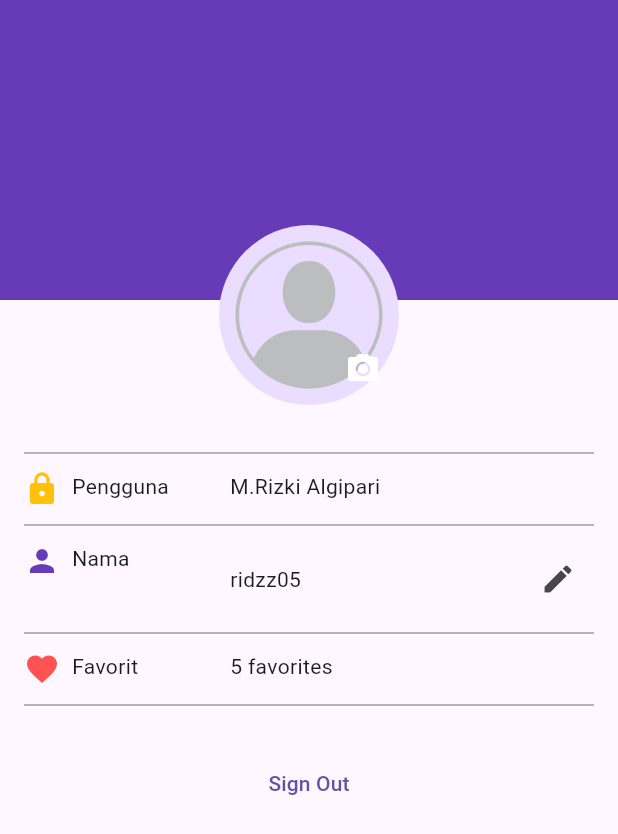
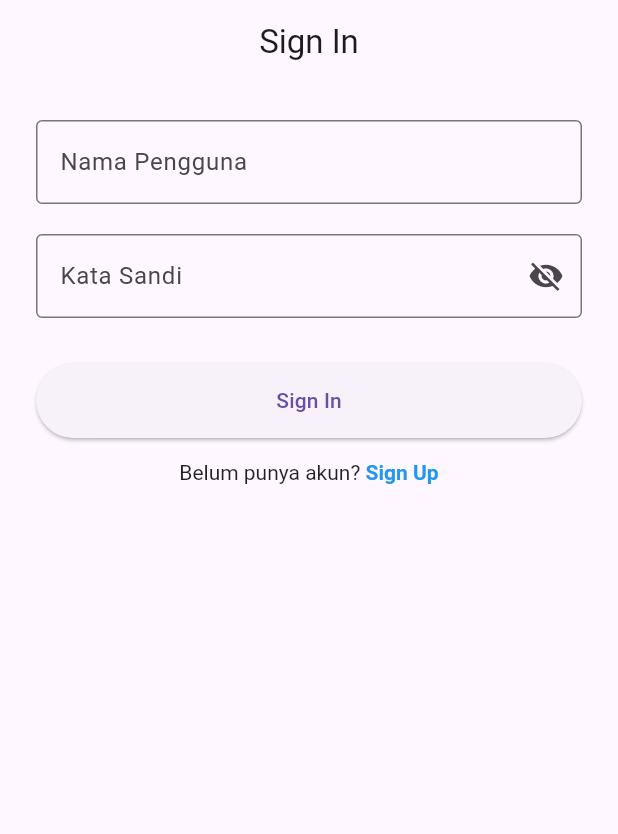
Before and after one commit to Ridzz05/wisata_candi_mrizki_algipari, a Flutter app: the screen it shows after launch, on a phone screen of 412 x 824 dp. Shown: the top 834 px of the screen. Run offline on Flutter 3.47's test engine with Material 3 defaults, Android fonts, the phone set to English and light mode, and no system bars; our stand-ins replace cached_network_image.

Commit message:
pria sigma

```diff
--- a/lib/main.dart
+++ b/lib/main.dart
@@ -1,5 +1,5 @@
 import 'package:flutter/material.dart';
-import 'package:wisata_candi_mrizki_algipari/screens/profile_screen.dart';
+import 'package:wisata_candi_mrizki_algipari/screens/signin_screen.dart';
 
 void main() {
   runApp(const MyApp());
@@ -16,7 +16,8 @@ class MyApp extends StatelessWidget {
       theme: ThemeData(
         primarySwatch: Colors.deepPurple,
       ),
-      home: ProfileScreen(),
+      home: SignInScreen(),
+      // home: ProfileScreen(),
       // home : DetailScreen(candi: candi, candilist[0],)
     );
   }
--- a/lib/screens/profile_screen.dart
+++ b/lib/screens/profile_screen.dart
@@ -10,9 +10,9 @@ class ProfileScreen extends StatefulWidget {
 
 class _ProfileScreenState extends State<ProfileScreen> {
   bool isSignedIn = true;
-  String fullName = "M.Rizki Algipari";
-  String userName = "ridzz05";
-  int favoriteCandiCount = 5;
+  String fullName = "";
+  String userName = "";
+  int favoriteCandiCount = 0;
 
   void toggleSignIn() {
     setState(() {
--- /dev/null
+++ b/lib/screens/signin_screen.dart
@@ -0,0 +1,203 @@
+import 'package:flutter/material.dart';
+import 'package:flutter/gestures.dart';
+
+void main() {
+  runApp(const MyApp());
+}
+
+class MyApp extends StatelessWidget {
+  const MyApp({super.key});
+
+  @override
+  Widget build(BuildContext context) {
+    return MaterialApp(
+      debugShowCheckedModeBanner: false,
+      title: 'Flutter Sign In',
+      theme: ThemeData(
+        primarySwatch: Colors.blue,
+        appBarTheme: const AppBarTheme(
+          backgroundColor: Colors.blueAccent,
+          foregroundColor: Colors.white,
+        ),
+      ),
+      home: const SignInScreen(),
+    );
+  }
+}
+
+class SignInScreen extends StatefulWidget {
+  const SignInScreen({super.key});
+
+  @override
+  State<SignInScreen> createState() => _SignInScreenState();
+}
+
+class _SignInScreenState extends State<SignInScreen> {
+  final _formKey = GlobalKey<FormState>();
+  final _usernameController = TextEditingController();
+  final _passwordController = TextEditingController();
+  bool _obscurePassword = true;
+
+  @override
+  Widget build(BuildContext context) {
+    return Scaffold(
+      appBar: AppBar(
+        title: const Text("Sign In"),
+        centerTitle: true,
+      ),
+      body: SingleChildScrollView(
+        padding: const EdgeInsets.all(24.0),
+        child: Form(
+          key: _formKey,
+          child: Column(
+            mainAxisAlignment: MainAxisAlignment.center,
+            crossAxisAlignment: CrossAxisAlignment.center,
+            children: [
+              TextFormField(
+                controller: _usernameController,
+                decoration: const InputDecoration(
+                  labelText: "Nama Pengguna",
+                  border: OutlineInputBorder(),
+                ),
+              ),
+              const SizedBox(height: 20),
+              TextFormField(
+                controller: _passwordController,
+                obscureText: _obscurePassword,
+                decoration: InputDecoration(
+                  labelText: "Kata Sandi",
+                  border: const OutlineInputBorder(),
+                  suffixIcon: IconButton(
+                    icon: Icon(_obscurePassword
+                        ? Icons.visibility_off
+                        : Icons.visibility),
+                    onPressed: () {
+                      setState(() {
+                        _obscurePassword = !_obscurePassword;
+                      });
+                    },
+                  ),
+                ),
+              ),
+              const SizedBox(height: 30),
+              ElevatedButton(
+                onPressed: () {
+                  // TODO: Implementasi Sign In nanti
+                },
+                style: ElevatedButton.styleFrom(
+                  minimumSize: const Size(double.infinity, 50),
+                ),
+                child: const Text("Sign In"),
+              ),
+              const SizedBox(height: 15),
+              RichText(
+                text: TextSpan(
+                  text: "Belum punya akun? ",
+                  style: const TextStyle(color: Colors.black87),
+                  children: [
+                    TextSpan(
+                      text: "Sign Up",
+                      style: const TextStyle(
+                          color: Colors.blue, fontWeight: FontWeight.bold),
+                      recognizer: TapGestureRecognizer()
+                        ..onTap = () {
+                          Navigator.push(
+                            context,
+                            MaterialPageRoute(
+                                builder: (context) => const SignUpScreen()),
+                          );
+                        },
+                    ),
+                  ],
+                ),
+              ),
+            ],
+          ),
+        ),
+      ),
+    );
+  }
+}
+
+// ===============================
+// Sign Up Screen
+// ===============================
+class SignUpScreen extends StatefulWidget {
+  const SignUpScreen({super.key});
+
+  @override
+  State<SignUpScreen> createState() => _SignUpScreenState();
+}
+
+class _SignUpScreenState extends State<SignUpScreen> {
+  final _formKey = GlobalKey<FormState>();
+  final _nameController = TextEditingController();
+  final _usernameController = TextEditingController();
+  final _passwordController = TextEditingController();
+
+  bool _obscurePassword = true;
+
+  @override
+  Widget build(BuildContext context) {
+    return Scaffold(
+      appBar: AppBar(
+        title: const Text("Sign Up"),
+        centerTitle: true,
+      ),
+      body: SingleChildScrollView(
+        padding: const EdgeInsets.all(24.0),
+        child: Form(
+          key: _formKey,
+          child: Column(
+            children: [
+              TextFormField(
+                controller: _nameController,
+                decoration: const InputDecoration(
+                  labelText: "Nama",
+                  border: OutlineInputBorder(),
+                ),
+              ),
+              const SizedBox(height: 20),
+              TextFormField(
+                controller: _usernameController,
+                decoration: const InputDecoration(
+                  labelText: "Nama Pengguna",
+                  border: OutlineInputBorder(),
+                ),
+              ),
+              const SizedBox(height: 20),
+              TextFormField(
+                controller: _passwordController,
+                obscureText: _obscurePassword,
+                decoration: InputDecoration(
+                  labelText: "Kata Sandi",
+                  border: const OutlineInputBorder(),
+                  suffixIcon: IconButton(
+                    icon: Icon(_obscurePassword
+                        ? Icons.visibility_off
+                        : Icons.visibility),
+                    onPressed: () {
+                      setState(() {
+                        _obscurePassword = !_obscurePassword;
+                      });
+                    },
+                  ),
+                ),
+              ),
+              const SizedBox(height: 30),
+              ElevatedButton(
+                onPressed: () {
+                  // TODO: Implementasi Sign Up
+                },
+                style: ElevatedButton.styleFrom(
+                  minimumSize: const Size(double.infinity, 50),
+                ),
+                child: const Text("Sign Up"),
+              ),
+            ],
+          ),
+        ),
+      ),
+    );
+  }
+}
```
